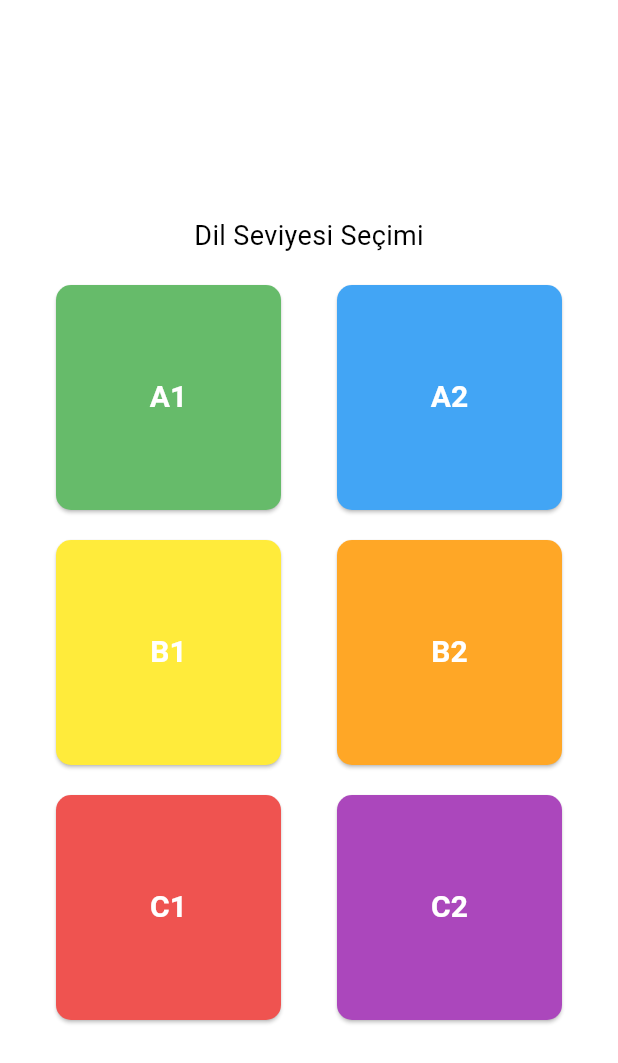
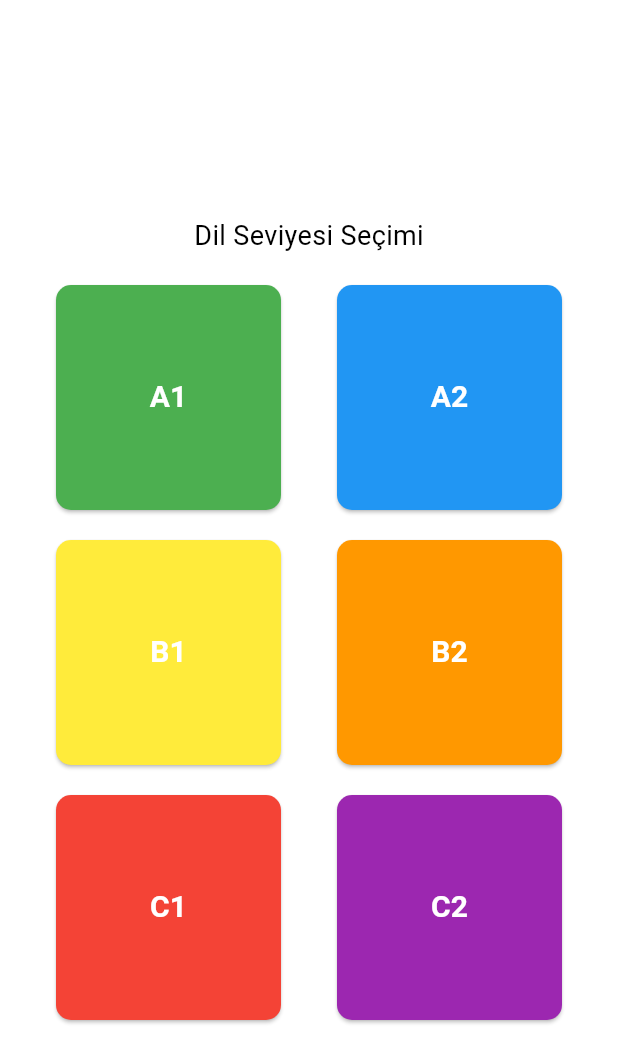
Before and after one commit to yas7ngzl0/vocafun, a Flutter app: the screen it shows after launch, after a tap on "KELİME OYUNU", on a phone screen of 412 x 824 dp. Shown: the top 1063 px of the screen. Run offline on Flutter 3.47's test engine with Material 3 defaults, Android fonts, the phone set to English and light mode, and no system bars; our stand-ins replace fluttertoast, shared_preferences, sqflite; accounts and stored records are empty; project files that could hold a hidden picture were left out.

Commit message:
word repait screen and floating ation button animation has been set

```diff
--- a/lib/main.dart
+++ b/lib/main.dart
@@ -4,6 +4,7 @@ import 'package:vocafun/match_words.dart';
 import 'package:vocafun/second_page.dart';
 import 'package:vocafun/tabu.dart';
 import 'package:vocafun/word_game_screen.dart';
+import 'package:vocafun/word_repait/word_repait_screen.dart';
 
 void main() {
   runApp(MyApp());
@@ -30,7 +31,7 @@ class MyApp extends StatelessWidget {
       home: Scaffold(
         backgroundColor: Colors.white,
         appBar: AppBar(
-          backgroundColor: Colors.deepPurple[200],
+          backgroundColor: Colors.deepPurple[500],
           title: const Text('Welcome!',
             style: TextStyle(color: Colors.white),),
           elevation: 10.0,
@@ -52,7 +53,9 @@ class MyApp extends StatelessWidget {
             ),
           ],
         ),
-        body: Column(
+        body: Padding(
+          padding: const EdgeInsets.all(12.0),
+          child: Column(
             mainAxisAlignment: MainAxisAlignment.center,
             children: <Widget>[
               MyStatelessWidget('Aşagıdaki kutucuğa tıklayarak oyun '
@@ -60,6 +63,7 @@ class MyApp extends StatelessWidget {
               MyStatefulWidget(),
               //MyStatelessWidget('Stateless Widget 2'),
             ],
+          ),
         ),
       ),
     );
@@ -77,7 +81,7 @@ class MyStatelessWidget extends StatelessWidget {
       width: 350, // İstediğiniz genişliği ayarlayın
       height: 70, // İstediğiniz yüksekliği ayarlayın
       decoration: BoxDecoration(
-        color: Colors.deepPurple[200],
+        color: Colors.deepPurple[500],
         borderRadius: BorderRadius.circular(20.0),
       ),
       padding: EdgeInsets.all(16.0),
@@ -111,10 +115,12 @@ class MyStatelessWidget extends StatelessWidget {
 
 class MyStatefulWidget extends StatelessWidget {
   final List<Color> customColors = [
-    Colors.deepPurple.shade200,
-    Colors.blue.shade200,
-    Colors.green.shade200,
-    Colors.orange.shade200,
+    Colors.deepPurple,
+    Colors.blue,
+    Colors.green,
+    Colors.orange,
+    Colors.purpleAccent,
+    Colors.redAccent,
   ];
 
   final List<String> boxTexts = [
@@ -122,6 +128,8 @@ class MyStatefulWidget extends StatelessWidget {
     'CÜMLE KURMA',
     'TABU',
     'KELİME EŞLEŞTİRME',
+    'KELİME TEKRARI',
+    'GRAMER OYUNU',
   ];
 
   final List<String> boxInfo = [
@@ -129,12 +137,15 @@ class MyStatefulWidget extends StatelessWidget {
     'Karşına bir cümlenin kelimeleri sıralanmamış bir şekilde gelecek ve senin o cümleyi sırlaman gerekecek ',
     'Karşına çıkan 5 adet kelimeden diğerleri ile alakalı olmayanı seç!',
     'Kelimeleri anlamlarıyla eşleştirmeceğin eğlenceli bir oyun!',
+    'Daha önce kaydetmiş olduğun kelimeleri tekrar edebileceğin bir oyun!',
+    'Gramer bilgini test edebileceğin ve geliştirebileceğin harika bir oyun!',
   ];
 
   @override
   Widget build(BuildContext context) {
-    return Column(
-      mainAxisAlignment: MainAxisAlignment.center,
+    return Expanded(
+      child: Column(
+        //mainAxisAlignment: MainAxisAlignment.center,
         children: [
           Row(
             mainAxisAlignment: MainAxisAlignment.spaceAround,
@@ -150,7 +161,15 @@ class MyStatefulWidget extends StatelessWidget {
               buildBox(3,context),
             ],
           ),
+          Row(
+            mainAxisAlignment: MainAxisAlignment.spaceAround,
+            children: [
+              buildBox(4,context),
+              buildBox(5,context),
             ],
+          ),
+        ],
+      ),
     );
   }
 
@@ -181,6 +200,13 @@ class MyStatefulWidget extends StatelessWidget {
           Navigator.push(
             context,
             MaterialPageRoute(builder: (context) => MatchWords()),
+          );
+        }
+
+        if(index == 4){
+          Navigator.push(
+              context,
+              MaterialPageRoute(builder: (context) => WordRepaitScreen()),
           );
         }
 
--- a/lib/make_sentences.dart
+++ b/lib/make_sentences.dart
@@ -354,6 +354,7 @@ class _MakeSentencesScreenState extends State<MakeSentencesScreen> with SingleTi
                                 for (int i = favoriteIcons.length - 1; i >= 0; i--) {
                                   if (favoriteIcons[i]) {
                                     favoriteIcons[i] = false;
+                                    selectedSentenceString = selectedSentenceWords.join(" ");
                                     //daha sonra kullanıcı doğru olanı yazsa bile puan eklememek için
                                     tempetureScore = 0;
                                     if(i == 0){
--- a/lib/word_game_screen.dart
+++ b/lib/word_game_screen.dart
@@ -435,19 +435,19 @@ void _deleteWordAndMeaning(String word) async {
   Color getBoxColor(String level) {
     switch (level) {
       case 'A1':
-        return Colors.green.shade400;
+        return Colors.green.shade500;
       case 'A2':
-        return Colors.blue.shade400;
+        return Colors.blue.shade500;
       case 'B1':
         return Colors.yellow.shade600;
       case 'B2':
-        return Colors.orange.shade400;
+        return Colors.orange.shade500;
       case 'C1':
-        return Colors.red.shade400;
+        return Colors.red.shade500;
       case 'C2':
-        return Colors.purple.shade300;
+        return Colors.purple.shade500;
       default:
-        return Colors.blue.shade400;
+        return Colors.blue.shade500;
     }
   }
 
@@ -481,18 +481,18 @@ class LanguageLevelButton extends StatelessWidget {
 Color getButtonColor(String level) {
   switch (level) {
     case 'A1':
-      return Colors.green.shade400;
+      return Colors.green.shade500;
     case 'A2':
-      return Colors.blue.shade400;
+      return Colors.blue.shade500;
     case 'B1':
       return Colors.yellow.shade500;
     case 'B2':
-      return Colors.orange.shade400;
+      return Colors.orange.shade500;
     case 'C1':
-      return Colors.red.shade400;
+      return Colors.red.shade500;
     case 'C2':
-      return Colors.purple.shade400;
+      return Colors.purple.shade500;
     default:
-      return Colors.blue.shade400;
+      return Colors.blue.shade500;
   }
 }
```
Also changed, not shown: lib/word_repait/word_repait_screen.dart (added, +141 -0 lines), 1 other file. Lines whose indentation alone changed are shown as unchanged.
